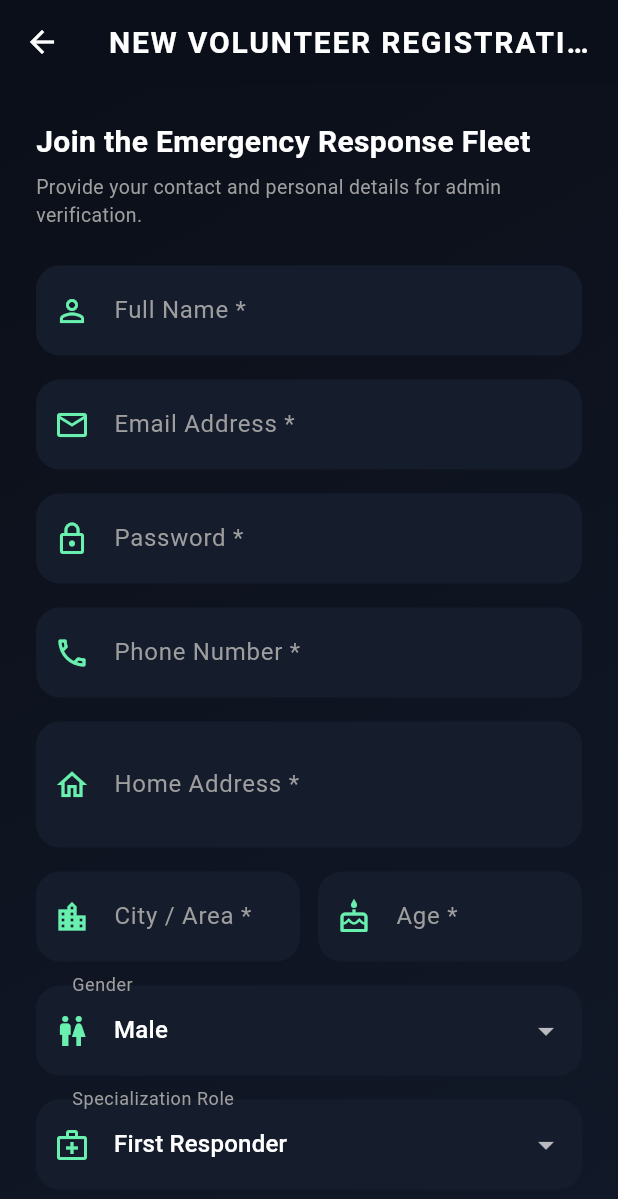
After one commit to istiaqueahmed231/geo-aid-hub, a Flutter app: the screen it shows after launch, after a tap on "New Volunteer? Apply / Register Here", on a phone screen of 412 x 824 dp. The commit adds this screen. Shown: the top 1199 px of the screen. Run offline on Flutter 3.47's test engine with Material 3 defaults, Android fonts, the phone set to English and light mode, and no system bars; our stand-ins replace firebase_core, firebase_messaging, flutter_local_notifications, flutter_map, geolocator, latlong2 and 1 more; accounts and stored records are empty; network calls fail.

Commit message:
a massive change

```diff
--- a/sos_app/pubspec.yaml
+++ b/sos_app/pubspec.yaml
@@ -17,6 +17,7 @@ dependencies:
   firebase_core: ^4.7.0
   firebase_messaging: ^16.2.0
   flutter_local_notifications: ^18.0.1
+  url_launcher: ^6.2.0
 
 dev_dependencies:
   flutter_test:
--- a/volunteer_app/lib/screens/login_screen.dart
+++ b/volunteer_app/lib/screens/login_screen.dart
@@ -4,6 +4,7 @@ import 'package:firebase_messaging/firebase_messaging.dart';
 import 'package:shared_preferences/shared_preferences.dart';
 import 'dart:convert';
 import 'dashboard_screen.dart';
+import 'registration_screen.dart';
 import '../main.dart' show showVolunteerNotification;
 
 class LoginScreen extends StatefulWidget {
@@ -212,6 +213,19 @@ class _LoginScreenState extends State<LoginScreen> {
                           child: const Text('SECURE LOGIN'),
                         ),
                 ),
+                const SizedBox(height: 16),
+                TextButton(
+                  onPressed: () {
+                    Navigator.push(
+                      context,
+                      MaterialPageRoute(builder: (_) => const RegistrationScreen()),
+                    );
+                  },
+                  child: const Text(
+                    'New Volunteer? Apply / Register Here',
+                    style: TextStyle(color: Colors.greenAccent, fontWeight: FontWeight.bold),
+                  ),
+                ),
               ],
             ),
           ),
--- /dev/null
+++ b/volunteer_app/lib/screens/registration_screen.dart
@@ -0,0 +1,290 @@
+import 'package:flutter/material.dart';
+import 'package:http/http.dart' as http;
+import 'dart:convert';
+
+class RegistrationScreen extends StatefulWidget {
+  const RegistrationScreen({super.key});
+
+  @override
+  State<RegistrationScreen> createState() => _RegistrationScreenState();
+}
+
+class _RegistrationScreenState extends State<RegistrationScreen> {
+  final _formKey = GlobalKey<FormState>();
+  final TextEditingController _emailController = TextEditingController();
+  final TextEditingController _pwController = TextEditingController();
+  final TextEditingController _nameController = TextEditingController();
+  final TextEditingController _phoneController = TextEditingController();
+  final TextEditingController _addressController = TextEditingController();
+  final TextEditingController _locationController = TextEditingController();
+  final TextEditingController _ageController = TextEditingController();
+
+  String _selectedGender = 'Male';
+  String _selectedRole = 'First Responder';
+  bool _isLoading = false;
+
+  final List<String> _genderOptions = ['Male', 'Female', 'Other', 'Prefer not to say'];
+  final List<String> _roleOptions = [
+    'First Responder',
+    'Medical Aid',
+    'Logistics',
+    'Rescue Driver',
+    'Supply Coordinator',
+    'General'
+  ];
+
+  Future<void> _register() async {
+    if (!_formKey.currentState!.validate()) return;
+
+    setState(() => _isLoading = true);
+    try {
+      const apiKey = 'AIzaSyDwnQj_7B2-cp7qz4wVLOW92AGMXBAuA9Q';
+      // 1. Create Firebase Auth user
+      final authRes = await http.post(
+        Uri.parse('https://identitytoolkit.googleapis.com/v1/accounts:signUp?key=$apiKey'),
+        headers: {'Content-Type': 'application/json'},
+        body: jsonEncode({
+          'email': _emailController.text.trim(),
+          'password': _pwController.text,
+          'returnSecureToken': true,
+        }),
+      );
+
+      final authData = jsonDecode(authRes.body);
+      if (authData['error'] != null) {
+        throw Exception(authData['error']['message']);
+      }
+
+      final uid = authData['localId'] as String;
+
+      // 2. Post profile to backend database with IsVerified = 0
+      final profileRes = await http.post(
+        Uri.parse('https://geo-aid-hub.onrender.com/api/volunteers'),
+        headers: {'Content-Type': 'application/json'},
+        body: jsonEncode({
+          'uid': uid,
+          'email': _emailController.text.trim(),
+          'name': _nameController.text.trim(),
+          'phoneNumber': _phoneController.text.trim(),
+          'homeAddress': _addressController.text.trim(),
+          'location': _locationController.text.trim(),
+          'age': int.tryParse(_ageController.text.trim()) ?? 25,
+          'gender': _selectedGender,
+          'role': _selectedRole,
+          'status': 'Pending',
+        }),
+      );
+
+      if (profileRes.statusCode != 200 && profileRes.statusCode != 201) {
+        final errBody = jsonDecode(profileRes.body);
+        throw Exception(errBody['error'] ?? 'Failed to save volunteer profile.');
+      }
+
+      if (mounted) {
+        showDialog(
+          context: context,
+          barrierDismissible: false,
+          builder: (ctx) => AlertDialog(
+            backgroundColor: const Color(0xFF1E293B),
+            title: const Row(
+              children: [
+                Icon(Icons.hourglass_top_rounded, color: Colors.amberAccent),
+                SizedBox(width: 10),
+                Text('Registration Submitted', style: TextStyle(color: Colors.white, fontSize: 18)),
+              ],
+            ),
+            content: const Text(
+              'Your profile has been created successfully!\n\nAn Admin will review your phone number and credentials. You can log in once verified.',
+              style: TextStyle(color: Colors.grey),
+            ),
+            actions: [
+              TextButton(
+                onPressed: () {
+                  Navigator.pop(ctx); // Close dialog
+                  Navigator.pop(context); // Return to LoginScreen
+                },
+                child: const Text('OK', style: TextStyle(color: Colors.greenAccent, fontWeight: FontWeight.bold)),
+              )
+            ],
+          ),
+        );
+      }
+    } catch (e) {
+      if (mounted) {
+        ScaffoldMessenger.of(context).showSnackBar(
+          SnackBar(content: Text('Registration Error: $e'), backgroundColor: Colors.redAccent),
+        );
+      }
+    } finally {
+      if (mounted) setState(() => _isLoading = false);
+    }
+  }
+
+  @override
+  Widget build(BuildContext context) {
+    return Scaffold(
+      appBar: AppBar(
+        title: const Text('NEW VOLUNTEER REGISTRATION'),
+        backgroundColor: const Color(0xFF0B0F19),
+      ),
+      body: Container(
+        decoration: const BoxDecoration(
+          gradient: LinearGradient(
+            begin: Alignment.topLeft,
+            end: Alignment.bottomRight,
+            colors: [Color(0xFF0B0F19), Color(0xFF111827)],
+          ),
+        ),
+        child: SingleChildScrollView(
+          padding: const EdgeInsets.all(24.0),
+          child: Form(
+            key: _formKey,
+            child: Column(
+              crossAxisAlignment: CrossAxisAlignment.stretch,
+              children: [
+                const Text(
+                  'Join the Emergency Response Fleet',
+                  style: TextStyle(fontSize: 20, fontWeight: FontWeight.bold, color: Colors.white),
+                ),
+                const SizedBox(height: 6),
+                const Text(
+                  'Provide your contact and personal details for admin verification.',
+                  style: TextStyle(fontSize: 13, color: Colors.grey),
+                ),
+                const SizedBox(height: 24),
+
+                TextFormField(
+                  controller: _nameController,
+                  validator: (v) => (v == null || v.trim().isEmpty) ? 'Full Name is required' : null,
+                  decoration: const InputDecoration(
+                    labelText: 'Full Name *',
+                    prefixIcon: Icon(Icons.person_outline, color: Colors.greenAccent),
+                  ),
+                ),
+                const SizedBox(height: 16),
+
+                TextFormField(
+                  controller: _emailController,
+                  keyboardType: TextInputType.emailAddress,
+                  validator: (v) => (v == null || !v.contains('@')) ? 'Valid Email is required' : null,
+                  decoration: const InputDecoration(
+                    labelText: 'Email Address *',
+                    prefixIcon: Icon(Icons.email_outlined, color: Colors.greenAccent),
+                  ),
+                ),
+                const SizedBox(height: 16),
+
+                TextFormField(
+                  controller: _pwController,
+                  obscureText: true,
+                  validator: (v) => (v == null || v.length < 6) ? 'Password must be at least 6 characters' : null,
+                  decoration: const InputDecoration(
+                    labelText: 'Password *',
+                    prefixIcon: Icon(Icons.lock_outline, color: Colors.greenAccent),
+                  ),
+                ),
+                const SizedBox(height: 16),
+
+                TextFormField(
+                  controller: _phoneController,
+                  keyboardType: TextInputType.phone,
+                  validator: (v) => (v == null || v.trim().isEmpty) ? 'Phone Number is required' : null,
+                  decoration: const InputDecoration(
+                    labelText: 'Phone Number *',
+                    prefixIcon: Icon(Icons.phone_outlined, color: Colors.greenAccent),
+                    hintText: '+8801700000000',
+                  ),
+                ),
+                const SizedBox(height: 16),
+
+                TextFormField(
+                  controller: _addressController,
+                  maxLines: 2,
+                  validator: (v) => (v == null || v.trim().isEmpty) ? 'Home Address is required' : null,
+                  decoration: const InputDecoration(
+                    labelText: 'Home Address *',
+                    prefixIcon: Icon(Icons.home_outlined, color: Colors.greenAccent),
+                    hintText: 'Full residential street address',
+                  ),
+                ),
+                const SizedBox(height: 16),
+
+                Row(
+                  children: [
+                    Expanded(
+                      child: TextFormField(
+                        controller: _locationController,
+                        validator: (v) => (v == null || v.trim().isEmpty) ? 'Area/City required' : null,
+                        decoration: const InputDecoration(
+                          labelText: 'City / Area *',
+                          prefixIcon: Icon(Icons.location_city, color: Colors.greenAccent),
+                        ),
+                      ),
+                    ),
+                    const SizedBox(width: 12),
+                    Expanded(
+                      child: TextFormField(
+                        controller: _ageController,
+                        keyboardType: TextInputType.number,
+                        validator: (v) => (v == null || v.trim().isEmpty) ? 'Age required' : null,
+                        decoration: const InputDecoration(
+                          labelText: 'Age *',
+                          prefixIcon: Icon(Icons.cake_outlined, color: Colors.greenAccent),
+                        ),
+                      ),
+                    ),
+                  ],
+                ),
+                const SizedBox(height: 16),
+
+                DropdownButtonFormField<String>(
+                  value: _selectedGender,
+                  items: _genderOptions
+                      .map((g) => DropdownMenuItem(value: g, child: Text(g, style: const TextStyle(color: Colors.white))))
+                      .toList(),
+                  onChanged: (val) => setState(() => _selectedGender = val!),
+                  decoration: const InputDecoration(
+                    labelText: 'Gender',
+                    prefixIcon: Icon(Icons.wc, color: Colors.greenAccent),
+                  ),
+                  dropdownColor: const Color(0xFF111827),
+                ),
+                const SizedBox(height: 16),
+
+                DropdownButtonFormField<String>(
+                  value: _selectedRole,
+                  items: _roleOptions
+                      .map((r) => DropdownMenuItem(value: r, child: Text(r, style: const TextStyle(color: Colors.white))))
+                      .toList(),
+                  onChanged: (val) => setState(() => _selectedRole = val!),
+                  decoration: const InputDecoration(
+                    labelText: 'Specialization Role',
+                    prefixIcon: Icon(Icons.medical_services_outlined, color: Colors.greenAccent),
+                  ),
+                  dropdownColor: const Color(0xFF111827),
+                ),
+                const SizedBox(height: 32),
+
+                _isLoading
+                    ? const Center(child: CircularProgressIndicator(color: Colors.greenAccent))
+                    : ElevatedButton(
+                        onPressed: _register,
+                        style: ElevatedButton.styleFrom(
+                          padding: const EdgeInsets.symmetric(vertical: 16),
+                          backgroundColor: Colors.greenAccent,
+                          foregroundColor: Colors.black,
+                          shape: RoundedRectangleBorder(borderRadius: BorderRadius.circular(16)),
+                        ),
+                        child: const Text(
+                          'SUBMIT FOR VERIFICATION',
+                          style: TextStyle(fontWeight: FontWeight.bold, fontSize: 16, letterSpacing: 1),
+                        ),
+                      ),
+              ],
+            ),
+          ),
+        ),
+      ),
+    );
+  }
+}
```
Also changed, not shown: sos_app/lib/screens/tracking_screen.dart (+89 -23 lines), volunteer_app/lib/screens/dashboard_screen.dart (+62 -1 lines), 4 other files.
